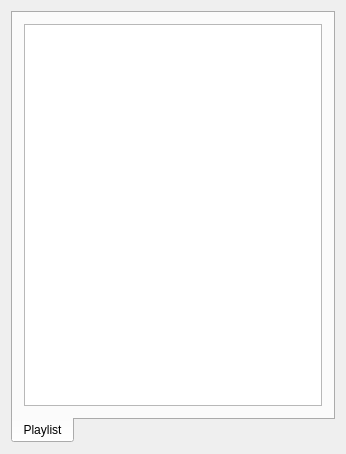
sanami/qt-music-player, file qt/form.ui: the form before one commit.
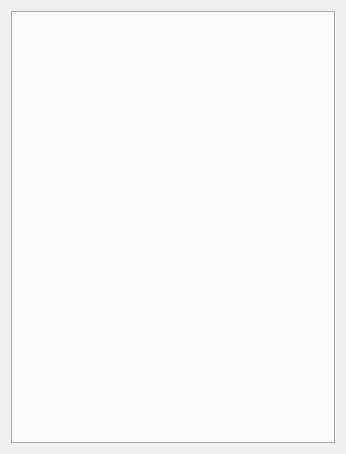
The form after the commit.

Commit message: Playlist page separated. Popup messages added.

What changed in the file:
```diff
--- a/qt/form.ui
+++ b/qt/form.ui
@@ -23,20 +23,6 @@
       <property name="currentIndex">
        <number>0</number>
       </property>
-      <widget class="QWidget" name="tab_2">
-       <attribute name="title">
-        <string>Playlist</string>
-       </attribute>
-       <layout class="QGridLayout" name="gridLayout">
-        <item row="0" column="0">
-         <widget class="QListWidget" name="playlist">
-          <property name="contextMenuPolicy">
-           <enum>Qt::ActionsContextMenu</enum>
-          </property>
-         </widget>
-        </item>
-       </layout>
-      </widget>
      </widget>
     </item>
    </layout>
```
Left out of the diff: 7 changed lines with no effect on the pictures. The commit also changes 12 other files.
